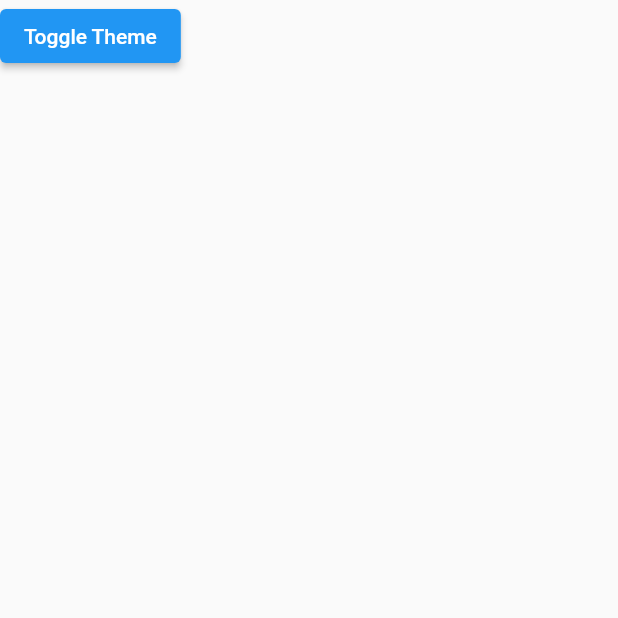
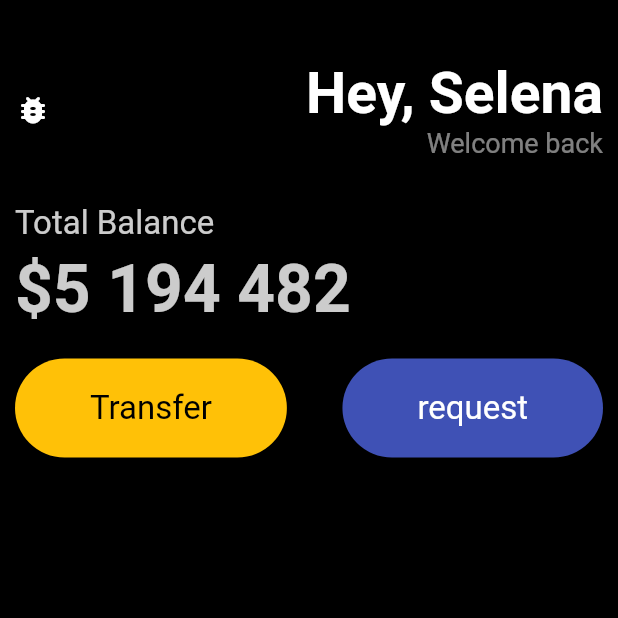
Before and after one commit to NewChoBo/portfolio_gallery_flutter, a Flutter app: the screen it shows after launch, on a phone screen of 412 x 824 dp, the top half of it. Run offline on Flutter 3.47's test engine with Material 2 defaults, Android fonts, the light colour scheme and no system bars.

Commit message:
학습 용도 코드 examples로 분리 각종 설정값 추가

```diff
--- a/lib/config/theme/themeNotifier.dart
+++ b/lib/config/theme/themeNotifier.dart
@@ -1,7 +1,7 @@
 import 'package:flutter/material.dart';
 
 class ThemeNotifier extends ChangeNotifier {
-  ThemeMode _themeMode = ThemeMode.light;
+  ThemeMode _themeMode = ThemeMode.dark; //우선 기본은 dark로
 
   ThemeMode get themeMode => _themeMode;
 
--- a/lib/config/theme/themes.dart
+++ b/lib/config/theme/themes.dart
@@ -11,6 +11,7 @@ final ThemeData customLightTheme = ThemeData.light().copyWith(
     );
 
 final ThemeData customDarkTheme = ThemeData.dark().copyWith(
+  scaffoldBackgroundColor: Colors.black,
   // primaryColor: Colors.blueGrey,
   // colorScheme: ThemeData.dark().colorScheme.copyWith(
   //       primary: Colors.blueGrey,
--- a/lib/main.dart
+++ b/lib/main.dart
@@ -1,7 +1,7 @@
 import 'package:flutter/material.dart';
 import 'package:portfolio_gallery_flutter/config/theme/themeNotifier.dart';
 import 'package:portfolio_gallery_flutter/config/theme/themes.dart';
-import 'package:portfolio_gallery_flutter/screen/portal/portal.dart';
+import 'package:portfolio_gallery_flutter/screen/example/wallets/wallets.dart';
 import 'package:provider/provider.dart';
 
 void main() {
@@ -27,7 +27,7 @@ class _AppState extends State<App> {
       theme: customLightTheme,
       darkTheme: customDarkTheme,
       themeMode: themeNotifier.themeMode,
-      home: PortalWidget(),
+      home: WalletsWidget(),
     );
   }
 }
--- /dev/null
+++ b/lib/screen/example/wallets/wallets.dart
@@ -0,0 +1,100 @@
+import 'package:flutter/material.dart';
+import 'package:portfolio_gallery_flutter/screen/example/wallets/widgets/button.dart';
+
+class WalletsWidget extends StatelessWidget {
+  const WalletsWidget({Key? key}) : super(key: key);
+
+  @override
+  Widget build(BuildContext context) {
+    // size = MediaQuery.of(context).size;
+    // theme = Theme.of(context);
+    // https://velog.io/@tygerhwang/FLUTTER-Project-Theme-and-Size-Settings
+
+    return Scaffold(
+      backgroundColor: Theme.of(context).scaffoldBackgroundColor,
+      body: Padding(
+        // padding: const EdgeInsets.all(20),
+        padding: const EdgeInsets.symmetric(
+          horizontal: 10,
+        ),
+        child: Column(
+          crossAxisAlignment: CrossAxisAlignment.start,
+          children: [
+            const SizedBox(
+              height: 40,
+            ),
+            Row(
+              // mainAxisAlignment: MainAxisAlignment.end,
+              mainAxisAlignment: MainAxisAlignment.spaceBetween,
+              children: [
+                const Icon(
+                  Icons.bug_report_rounded,
+                  color: Colors.white,
+                ),
+                Column(
+                  crossAxisAlignment: CrossAxisAlignment.end,
+                  children: [
+                    const Text(
+                      'Hey, Selena',
+                      style: TextStyle(
+                        color: Colors.white,
+                        fontSize: 38,
+                        fontWeight: FontWeight.w600,
+                      ),
+                    ),
+                    Text(
+                      'Welcome back',
+                      style: TextStyle(
+                        color: Colors.white.withOpacity(0.5),
+                        fontSize: 18,
+                      ),
+                    ),
+                  ],
+                ),
+              ],
+            ),
+            const SizedBox(
+              height: 30,
+            ),
+            Text(
+              'Total Balance',
+              style: TextStyle(
+                color: Colors.white.withOpacity(0.8),
+                fontSize: 22,
+              ),
+            ),
+            const SizedBox(
+              height: 5,
+            ),
+            Text(
+              '\$5 194 482',
+              style: TextStyle(
+                color: Colors.white.withOpacity(0.8),
+                fontSize: 44,
+                fontWeight: FontWeight.w600,
+              ),
+            ),
+            const SizedBox(
+              height: 20,
+            ),
+            const Row(
+              mainAxisAlignment: MainAxisAlignment.spaceBetween,
+              children: [
+                Button(
+                  text: 'Transfer',
+                  bgColor: Colors.amber,
+                  textColor: Colors.black,
+                ),
+                Button(
+                  text: 'request',
+                  bgColor: Colors.indigo,
+                  textColor: Colors.white,
+                ),
+              ],
+            ),
+          ],
+        ),
+      ),
+    );
+  }
+}
--- /dev/null
+++ b/lib/screen/example/wallets/widgets/button.dart
@@ -0,0 +1,34 @@
+import 'package:flutter/material.dart';
+
+class Button extends StatelessWidget {
+  final String text;
+  final Color bgColor;
+  final Color textColor;
+
+  const Button({
+    super.key,
+    required this.text,
+    required this.bgColor,
+    required this.textColor,
+  });
+
+  @override
+  Widget build(BuildContext context) {
+    return Container(
+      decoration: BoxDecoration(
+        color: bgColor,
+        borderRadius: BorderRadius.circular(45),
+      ),
+      child: Padding(
+        padding: const EdgeInsets.symmetric(vertical: 20, horizontal: 50),
+        child: Text(
+          text,
+          style: TextStyle(
+            fontSize: 22,
+            color: textColor,
+          ),
+        ),
+      ),
+    );
+  }
+}
--- a/lib/screen/portal/portal.dart
+++ b/lib/screen/portal/portal.dart
@@ -7,13 +7,52 @@ class PortalWidget extends StatelessWidget {
 
   @override
   Widget build(BuildContext context) {
+    // size = MediaQuery.of(context).size;
+    // theme = Theme.of(context);
+    // https://velog.io/@tygerhwang/FLUTTER-Project-Theme-and-Size-Settings
+
     return Scaffold(
-      body: ElevatedButton(
-        onPressed: () {
-          // ThemeNotifier에 접근하여 테마 전환 메서드 호출
-          context.read<ThemeNotifier>().toggleTheme();
-        },
-        child: Text("Toggle Theme"),
+      backgroundColor: Theme.of(context).scaffoldBackgroundColor,
+      body: Padding(
+        // padding: const EdgeInsets.all(20),
+        padding: const EdgeInsets.symmetric(horizontal: 20, vertical: 40),
+        child: Column(
+          children: [
+            // SizedBox(
+            //   height: 80,
+            // ),
+            Row(
+              // mainAxisAlignment: MainAxisAlignment.end,
+              mainAxisAlignment: MainAxisAlignment.spaceBetween,
+              children: [
+                Icon(
+                  Icons.bug_report_rounded,
+                  color: Colors.white,
+                ),
+                Column(
+                  crossAxisAlignment: CrossAxisAlignment.end,
+                  children: [
+                    const Text(
+                      'Hey, Selena',
+                      style: TextStyle(
+                        color: Colors.white,
+                        fontSize: 38,
+                        fontWeight: FontWeight.w600,
+                      ),
+                    ),
+                    Text(
+                      'Welcome back',
+                      style: TextStyle(
+                        color: Colors.white.withOpacity(0.5),
+                        fontSize: 18,
+                      ),
+                    ),
+                  ],
+                ),
+              ],
+            ),
+          ],
+        ),
       ),
     );
   }
```
Also changed, not shown: 1 other file. Lines whose indentation alone changed are shown as unchanged.
